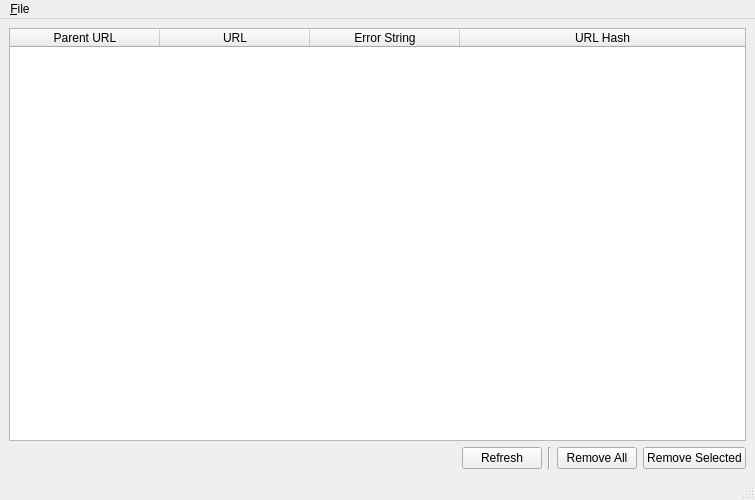
Before: the Qt Designer form UI/pandamonium_broken_links.ui in nurfalie/pandamonium, drawn with Qt 5.
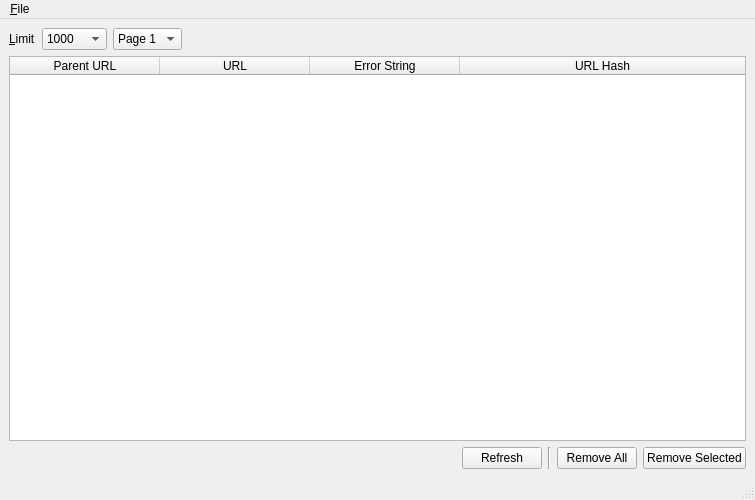
After: the same form once the commit is applied. Icons and pictures are not drawn.

Commit message: Broken links. Incomplete.

The edit to the form file:
```diff
--- a/UI/pandamonium_broken_links.ui
+++ b/UI/pandamonium_broken_links.ui
@@ -19,6 +19,77 @@
   </property>
   <widget class="QWidget" name="centralwidget">
    <layout class="QVBoxLayout" name="verticalLayout_3">
+    <item>
+     <layout class="QHBoxLayout" name="horizontalLayout_5">
+      <item>
+       <widget class="QLabel" name="label_8">
+        <property name="text">
+         <string>&amp;Limit</string>
+        </property>
+        <property name="buddy">
+         <cstring>page_limit</cstring>
+        </property>
+       </widget>
+      </item>
+      <item>
+       <widget class="QComboBox" name="page_limit">
+        <property name="sizeAdjustPolicy">
+         <enum>QComboBox::AdjustToContents</enum>
+        </property>
+        <item>
+         <property name="text">
+          <string>1000</string>
+         </property>
+        </item>
+        <item>
+         <property name="text">
+          <string>2500</string>
+         </property>
+        </item>
+        <item>
+         <property name="text">
+          <string>5000</string>
+         </property>
+        </item>
+        <item>
+         <property name="text">
+          <string>7500</string>
+         </property>
+        </item>
+        <item>
+         <property name="text">
+          <string>10000</string>
+         </property>
+        </item>
+       </widget>
+      </item>
+      <item>
+       <widget class="QComboBox" name="page">
+        <property name="sizeAdjustPolicy">
+         <enum>QComboBox::AdjustToContents</enum>
+        </property>
+        <item>
+         <property name="text">
+          <string>Page 1</string>
+         </property>
+        </item>
+       </widget>
+      </item>
+      <item>
+       <spacer name="horizontalSpacer_6">
+        <property name="orientation">
+         <enum>Qt::Horizontal</enum>
+        </property>
+        <property name="sizeHint" stdset="0">
+         <size>
+          <width>40</width>
+          <height>20</height>
+         </size>
+        </property>
+       </spacer>
+      </item>
+     </layout>
+    </item>
     <item>
      <widget class="QTableWidget" name="table">
       <property name="alternatingRowColors">
```
Left out of the diff: 10 changed lines with no effect on the pictures. The commit also changes 2 other files.
